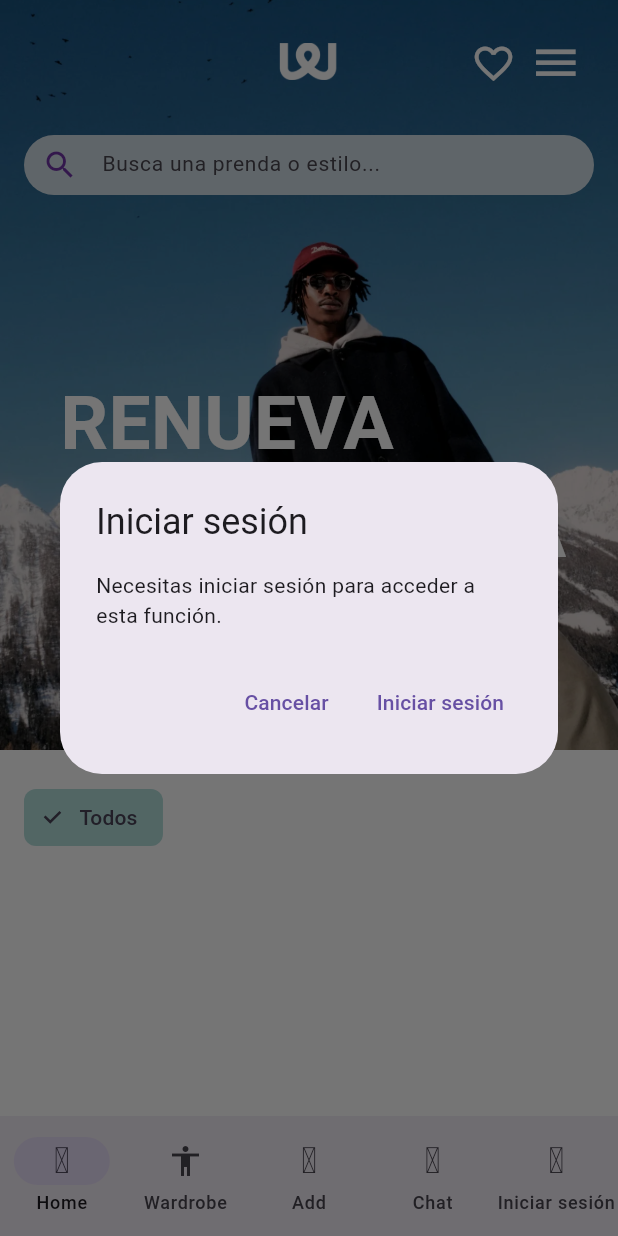
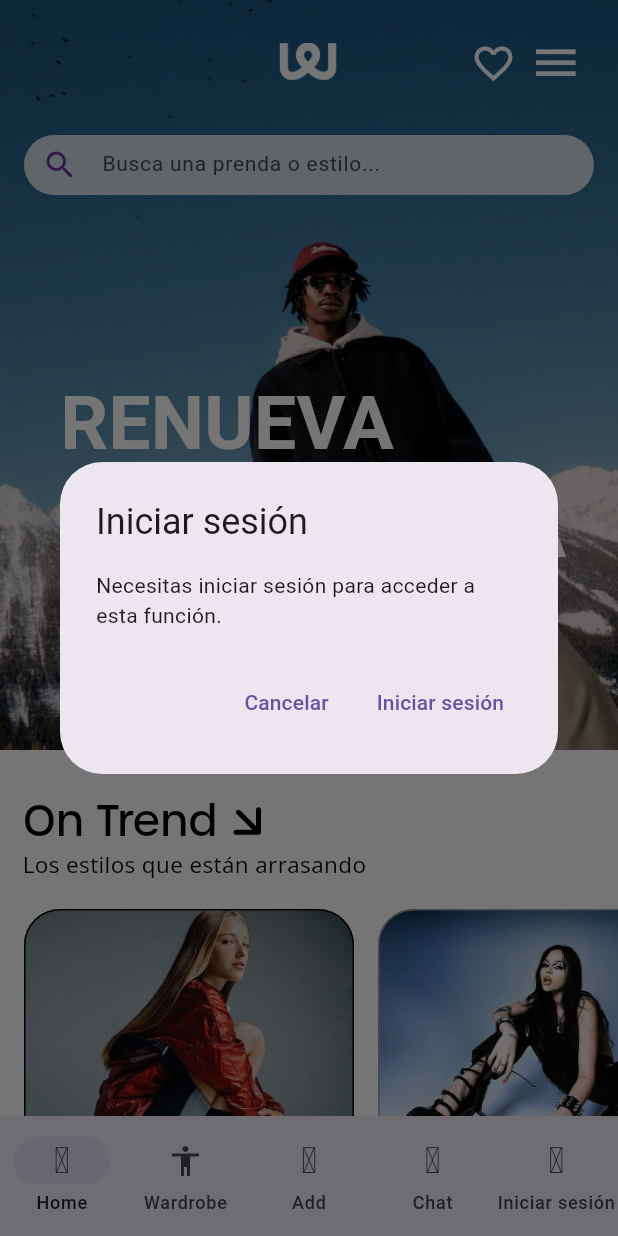
Before and after one commit to SwappyUPV/Swappy-Front, a Flutter app: the screen it shows after launch, item 2 of the bottom bar chosen, on a phone screen of 412 x 824 dp. Run offline on Flutter 3.47's test engine with Material 3 defaults, Android fonts, the phone set to English and light mode, and no system bars; our stand-ins replace cached_network_image, cloud_firestore, firebase_auth, firebase_core, firebase_storage, flutter_svg and 6 more; accounts and stored records are empty; Roboto replaces fonts that are missing (UrbaneExtraLight); project files that could hold a hidden picture were left out.

Commit message:
Catalogo -UI v2

```diff
--- a/lib/features/catalogue/presentation/screens/catalogue_screen.dart
+++ b/lib/features/catalogue/presentation/screens/catalogue_screen.dart
@@ -1,4 +1,6 @@
 import 'package:flutter/material.dart';
+import 'package:flutter_svg/flutter_svg.dart';
+import 'package:google_fonts/google_fonts.dart';
 import '../../../../core/services/catalogue.dart';
 import '../widgets/catalogue_app_bar.dart';
 import '../widgets/search_bar.dart' as CustomWidgets;
@@ -14,10 +16,17 @@ class Catalogue extends StatefulWidget {
 }
 
 class _CatalogueState extends State<Catalogue> {
-  String _selectedCategory = 'Todos';
+  String _selectedCategory = 'Streetwear';
   String _searchQuery = '';
   List<Product> catalogoRopa = [];
-  Set<String> _categories = {'Todos'};
+  Set<String> _categories = {
+    'Streetwear',
+    'Grunge',
+    'Motorsport',
+    'Y2K',
+    'Coquette',
+    'Glam'
+  };
   bool _isLoading = true;
 
   final CatalogService _catalogService = CatalogService();
@@ -33,7 +42,14 @@ class _CatalogueState extends State<Catalogue> {
       _isLoading = true;
     });
     List<Product> clothes = await _catalogService.getClothes();
-    Set<String> categories = {'Todos'};
+    Set<String> categories = {
+      'Streetwear',
+      'Grunge',
+      'Motorsport',
+      'Y2K',
+      'Coquette',
+      'Glam'
+    };
 
     for (var item in clothes) {
       categories.add(item.category);
@@ -50,8 +66,8 @@ class _CatalogueState extends State<Catalogue> {
 
   List<Product> get filteredCatalogo {
     return catalogoRopa.where((item) {
-      final matchesCategory =
-          _selectedCategory == 'Todos' || item.category == _selectedCategory;
+      final matchesCategory = _selectedCategory == 'Streetwear' ||
+          item.category == _selectedCategory;
       final matchesSearch = item.title
               .toLowerCase()
               .contains(_searchQuery.toLowerCase()) ||
@@ -189,7 +205,54 @@ class _CatalogueState extends State<Catalogue> {
             ),
 
             SizedBox(height: 20),
-
+            Column(children: [
+              Row(
+                children: [
+                  Padding(
+                      padding: const EdgeInsets.only(top: 5, left: 15),
+                      child: Column(children: [
+                        // "RENUEVA" alineado a la izquierda
+                        Align(
+                          alignment: Alignment.centerLeft,
+                          child: Text(
+                            'On Trend',
+                            style: TextStyle(
+                              color: Colors.black,
+                              fontSize: 28,
+                              fontFamily: 'UrbaneMedium',
+                            ),
+                          ),
+                        ),
+                      ])),
+                  Center(
+                    child: Padding(
+                      padding: const EdgeInsets.only(top: 10, left: 10),
+                      child: SvgPicture.asset(
+                        'assets/icons/Linea5.svg', // Ruta del SVG
+                        height: 20.0, // Tamaño opcional
+                        width: 20.0,
+                        semanticsLabel: 'Mi ícono', // Etiqueta accesible
+                      ),
+                    ),
+                  ),
+                ],
+              ),
+              Padding(
+                  padding: const EdgeInsets.only(top: 0, left: 15),
+                  child: Column(children: [
+                    // "RENUEVA" alineado a la izquierda
+                    Align(
+                        alignment: Alignment.centerLeft,
+                        child: Text(
+                          'Los estilos que están arrasando',
+                          style: GoogleFonts.openSans(
+                            textStyle:
+                                TextStyle(fontSize: 15, color: Colors.black),
+                          ),
+                        )),
+                  ])),
+            ]),
+            SizedBox(height: 20),
             CategoryFilter(
               categories: _categories.toList(),
               selectedCategory: _selectedCategory,
--- a/lib/features/catalogue/presentation/widgets/category_filter.dart
+++ b/lib/features/catalogue/presentation/widgets/category_filter.dart
@@ -14,25 +14,56 @@ class CategoryFilter extends StatelessWidget {
 
   @override
   Widget build(BuildContext context) {
-    return Container(
-      height: 50,
-      child: ListView(
-        scrollDirection: Axis.horizontal,
+    return SingleChildScrollView(
+      scrollDirection: Axis.horizontal,
+      child: Row(
         children: [
           SizedBox(width: 16),
-          for (String categoria in categories)
-            Padding(
-              padding: const EdgeInsets.only(right: 8.0),
-              child: ChoiceChip(
-                label: Text(categoria),
-                selected: selectedCategory == categoria,
-                onSelected: (selected) {
-                  if (selected) {
-                    onCategorySelected(categoria);
-                  }
-                },
-                selectedColor: Colors.teal.shade100,
-                backgroundColor: Colors.grey.shade200,
+          for (String category in categories)
+            GestureDetector(
+              onTap: () {
+                print(
+                    'assets/images/$category.png'); // Imprime la ruta de la imagen
+                onCategorySelected(
+                    category); // Llama al callback para seleccionar la categoría
+              },
+              child: Padding(
+                padding: const EdgeInsets.only(right: 16.0),
+                child: Column(
+                  crossAxisAlignment: CrossAxisAlignment.start,
+                  children: [
+                    Container(
+                      width: 220,
+                      height: 220,
+                      decoration: BoxDecoration(
+                        borderRadius: BorderRadius.circular(24),
+                        image: DecorationImage(
+                          image: AssetImage(
+                            'assets/images/$category.png', // Cambia según tus imágenes
+                          ),
+                          fit: BoxFit.cover,
+                        ),
+                        border: Border.all(
+                          color: selectedCategory == category
+                              ? const Color.fromARGB(255, 0, 0, 0)
+                              : Colors.grey,
+                          width: 1,
+                        ),
+                      ),
+                    ),
+                    SizedBox(height: 8),
+                    Padding(
+                        padding: const EdgeInsets.only(left: 10),
+                        child: Text(
+                          category,
+                          style: TextStyle(
+                            fontSize: 23,
+                            fontFamily: 'UrbaneMid',
+                            color: const Color.fromARGB(255, 0, 0, 0),
+                          ),
+                        ))
+                  ],
+                ),
               ),
             ),
           SizedBox(width: 8),
--- a/pubspec.yaml
+++ b/pubspec.yaml
@@ -52,6 +52,7 @@ dependencies:
   iconsax: ^0.0.8  # O la versión más reciente
   intl: ^0.17.0
   cached_network_image: ^3.4.1
+  google_fonts: ^6.2.1
 
 
 dev_dependencies:
```
Also changed, not shown: assets/icons/Linea5.svg (added), assets/images/Coquette.png (added), assets/images/Glam.png (added), assets/images/Grunge.png (added), assets/images/Motorsport.png (added), assets/images/Streetwear.png (added), assets/images/Y2K.png (added), pubspec.lock.
